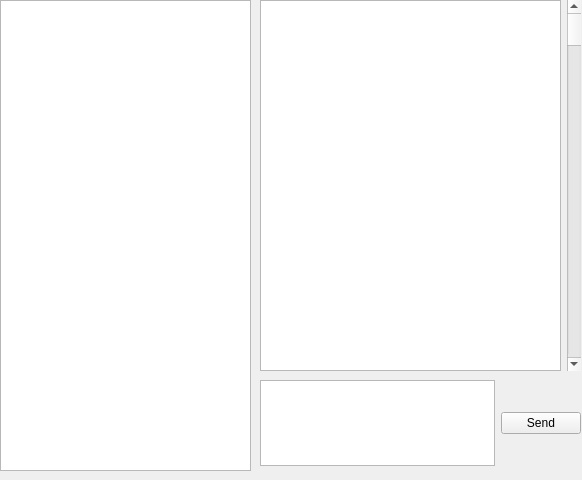
Above: desktop_app/ChatBox.ui from Amangoel998/Software-Piracy-Prevention-System before the change. Below: the same form after it.
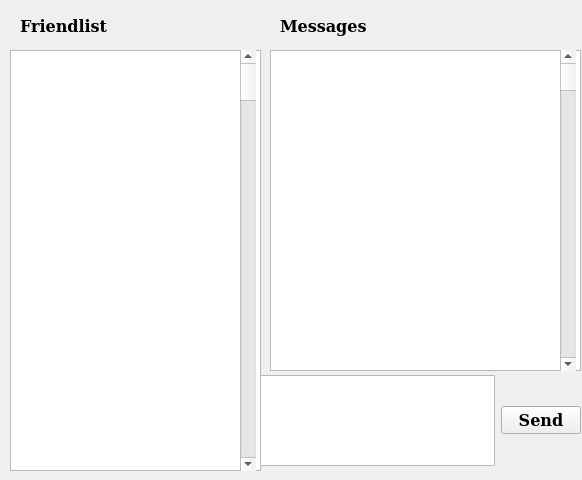
That is the form after the change.

```diff
--- a/desktop_app/ChatBox.ui
+++ b/desktop_app/ChatBox.ui
@@ -10,60 +10,24 @@
     <height>480</height>
    </rect>
   </property>
+  <property name="font">
+   <font>
+    <family>DejaVu Serif</family>
+    <pointsize>12</pointsize>
+    <weight>75</weight>
+    <bold>true</bold>
+   </font>
+  </property>
   <property name="windowTitle">
    <string>Form</string>
   </property>
-  <widget class="QWidget" name="horizontalLayoutWidget_2">
-   <property name="geometry">
-    <rect>
-     <x>260</x>
-     <y>0</y>
-     <width>321</width>
-     <height>371</height>
-    </rect>
-   </property>
-   <layout class="QHBoxLayout" name="horizontalLayout_2">
-    <item>
-     <layout class="QVBoxLayout" name="verticalLayout_2">
-      <item>
-       <widget class="QListWidget" name="listWidget_2"/>
-      </item>
-     </layout>
-    </item>
-    <item>
-     <widget class="QScrollBar" name="verticalScrollBar_2">
-      <property name="enabled">
-       <bool>true</bool>
-      </property>
-      <property name="orientation">
-       <enum>Qt::Vertical</enum>
-      </property>
-     </widget>
-    </item>
-   </layout>
-  </widget>
-  <widget class="QWidget" name="horizontalLayoutWidget">
-   <property name="geometry">
-    <rect>
-     <x>0</x>
-     <y>0</y>
-     <width>251</width>
-     <height>471</height>
-    </rect>
-   </property>
-   <layout class="QHBoxLayout" name="horizontalLayout">
-    <item>
-     <widget class="QListView" name="listView"/>
-    </item>
-   </layout>
-  </widget>
   <widget class="QWidget" name="horizontalLayoutWidget_3">
    <property name="geometry">
     <rect>
      <x>260</x>
-     <y>380</y>
+     <y>375</y>
      <width>321</width>
-     <height>86</height>
+     <height>91</height>
     </rect>
    </property>
    <layout class="QHBoxLayout" name="horizontalLayout_3">
@@ -79,6 +43,78 @@
     </item>
    </layout>
   </widget>
+  <widget class="QListView" name="listView">
+   <property name="geometry">
+    <rect>
+     <x>10</x>
+     <y>50</y>
+     <width>251</width>
+     <height>421</height>
+    </rect>
+   </property>
+  </widget>
+  <widget class="QListView" name="listView_2">
+   <property name="geometry">
+    <rect>
+     <x>270</x>
+     <y>50</y>
+     <width>311</width>
+     <height>321</height>
+    </rect>
+   </property>
+  </widget>
+  <widget class="QLabel" name="label">
+   <property name="geometry">
+    <rect>
+     <x>20</x>
+     <y>10</y>
+     <width>231</width>
+     <height>31</height>
+    </rect>
+   </property>
+   <property name="text">
+    <string>Friendlist</string>
+   </property>
+  </widget>
+  <widget class="QLabel" name="label_2">
+   <property name="geometry">
+    <rect>
+     <x>280</x>
+     <y>10</y>
+     <width>231</width>
+     <height>31</height>
+    </rect>
+   </property>
+   <property name="text">
+    <string>Messages</string>
+   </property>
+  </widget>
+  <widget class="QScrollBar" name="verticalScrollBar">
+   <property name="geometry">
+    <rect>
+     <x>240</x>
+     <y>50</y>
+     <width>16</width>
+     <height>421</height>
+    </rect>
+   </property>
+   <property name="orientation">
+    <enum>Qt::Vertical</enum>
+   </property>
+  </widget>
+  <widget class="QScrollBar" name="verticalScrollBar_2">
+   <property name="geometry">
+    <rect>
+     <x>560</x>
+     <y>50</y>
+     <width>16</width>
+     <height>321</height>
+    </rect>
+   </property>
+   <property name="orientation">
+    <enum>Qt::Vertical</enum>
+   </property>
+  </widget>
  </widget>
  <resources/>
  <connections/>
```
